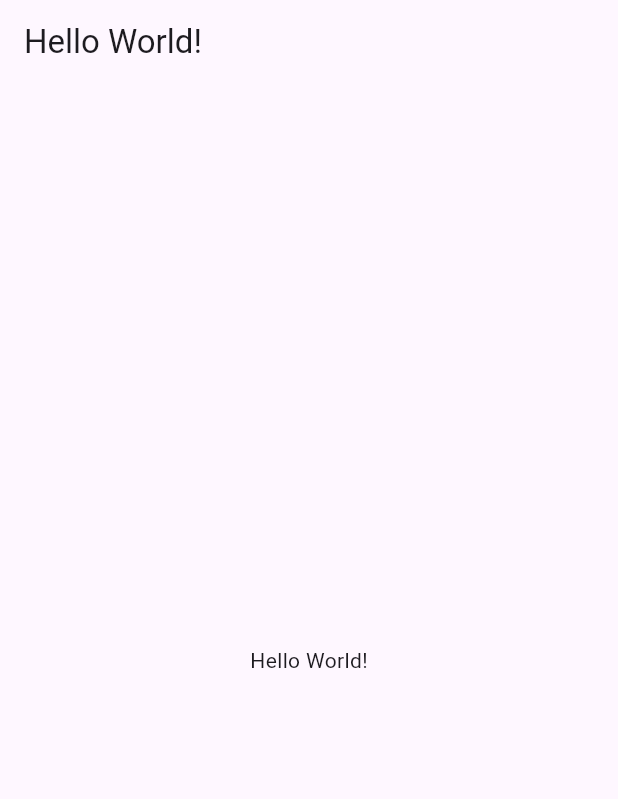
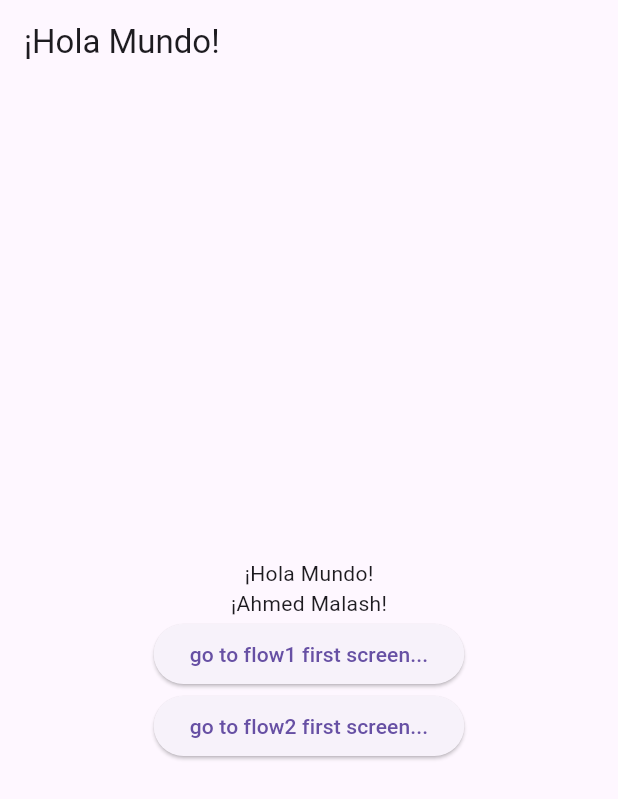
Before and after one commit to Malash99/KB_LABS_DEMO, a Flutter app: the screen it shows after launch, on a phone screen of 412 x 824 dp. Shown: the top 799 px of the screen. Run offline on Flutter 3.47's test engine with Material 3 defaults, Android fonts, the light colour scheme and no system bars; our stand-ins replace go_router.

Commit message:
added GoRouter And file Hierarchy

```diff
--- a/lib/home_page.dart
+++ b/lib/home_page.dart
@@ -1,5 +1,7 @@
 import 'package:flutter/material.dart';
+import 'package:go_router/go_router.dart';
 import 'package:kb_demo_startup/generated/app_localizations.dart';
+import 'package:kb_demo_startup/routes/route_names.dart';
 
 class MyHomePage extends StatelessWidget {
   const MyHomePage({Key? key}) : super(key: key);
@@ -10,15 +12,25 @@ class MyHomePage extends StatelessWidget {
     final localizations = AppLocalizations.of(context)!;
 
     return Scaffold(
-      appBar: AppBar(
-        title: Text(localizations.helloWorld),
-      ),
+      appBar: AppBar(title: Text(localizations.helloWorld)),
       body: Center(
         child: Column(
           mainAxisAlignment: MainAxisAlignment.center,
           children: [
             Text(localizations.helloWorld),
-
+            Text(localizations.name),
+            ElevatedButton(
+              onPressed: () {
+                context.pushNamed(RouteNames.flow1_screen1Name);
+              },
+              child: Text("go to flow1 first screen..."),
+            ),
+            ElevatedButton(
+              onPressed: () {
+                context.pushNamed(RouteNames.flow2_screen1Name);
+              },
+              child: Text("go to flow2 first screen..."),
+            ),
           ],
         ),
       ),
--- a/lib/l10n/app_en.arb
+++ b/lib/l10n/app_en.arb
@@ -1,6 +1,8 @@
 {
   "helloWorld": "Hello World!",
-  "@helloWorld": {
-    "description": "The conventional greeting"
-  }
+  "name": "Ahmed Malash!",
+  "f1s1": "you are in flow 1 first screen",
+  "f1s2": "you are in flow 1 second screen",
+  "f2s1": "you are in flow 2 first screen",
+  "f2s2": "you are in flow 2 second screen"
 }
--- /dev/null
+++ b/lib/l10n/app_es.arb
@@ -0,0 +1,8 @@
+{
+  "helloWorld": "¡Hola Mundo!",
+  "name": "¡Ahmed Malash!",
+  "f1s1": "Estás en la primera pantalla del flujo 1",
+  "f1s2": "Estás en la segunda pantalla del flujo 1",
+  "f2s1": "Estás en la primera pantalla del flujo 2",
+  "f2s2": "Estás en la segunda pantalla del flujo 2"
+}
--- a/lib/main.dart
+++ b/lib/main.dart
@@ -1,8 +1,7 @@
 import 'package:flutter/material.dart';
 import 'package:flutter_localizations/flutter_localizations.dart';
-
 import 'package:kb_demo_startup/generated/app_localizations.dart';
-import 'package:kb_demo_startup/home_page.dart';
+import 'package:kb_demo_startup/routes/route_generator.dart';
 
 void main() {
   runApp(const MyApp());
@@ -13,7 +12,9 @@ class MyApp extends StatelessWidget {
 
   @override
   Widget build(BuildContext context) {
-    return MaterialApp(
+    final router = AppRouter.returnRouter(false);
+
+    return MaterialApp.router(  // Changed to MaterialApp.router
       title: 'Flutter Demo',
       // Localization delegates
       localizationsDelegates: const [
@@ -29,11 +30,12 @@ class MyApp extends StatelessWidget {
         // Add other locales as needed
       ],
       // Use device locale
-      locale: null,
+      locale: const Locale('es'),
       theme: ThemeData(
         primarySwatch: Colors.blue,
       ),
-      home: const MyHomePage(),
+      // Replace home with routerConfig
+      routerConfig: router,  // Use the router here
     );
   }
 }
--- /dev/null
+++ b/lib/routes/route_generator.dart
@@ -0,0 +1,63 @@
+import 'package:go_router/go_router.dart';
+import 'package:kb_demo_startup/error_screen/error_screen.dart';
+import 'package:kb_demo_startup/flow_1/flow1_screen1.dart';
+import 'package:kb_demo_startup/flow_1/flow1_screen2.dart';
+import 'package:kb_demo_startup/flow_2/flow2_screen1.dart';
+import 'package:kb_demo_startup/flow_2/flow2_screen2.dart';
+import 'package:kb_demo_startup/home_page.dart';
+import 'package:kb_demo_startup/routes/route_names.dart';
+import 'package:kb_demo_startup/routes/route_paths.dart';
+import 'package:kb_demo_startup/splash_screen.dart/splash_screen.dart';
+
+class AppRouter {
+  static GoRouter returnRouter(bool isAuth) {
+    return GoRouter(
+      initialLocation: RoutePaths.splashPath,
+      routes: [
+        GoRoute(
+          name: RouteNames.homeRouteName,
+          path: RoutePaths.homePath,
+          builder: (context, state) => const MyHomePage(),
+        ),
+        GoRoute(
+          name: RouteNames.splashRouteName,
+          path: RoutePaths.splashPath,
+          builder: (context, state) => const SplashScreen(),
+        ),
+        GoRoute(
+          name: RouteNames.flow1_screen1Name,
+          path: RoutePaths.flow1_screen1Path,
+          builder: (context, state) => const Flow1Screen1(),
+          routes: [
+            GoRoute(
+              name: RouteNames.flow1_screen2Name,
+              path: RoutePaths.flow1_screen2Path,
+              builder: (context, state) => const Flow1Screen2(),
+            ),
+          ],
+        ),
+
+        GoRoute(
+          name: RouteNames.flow2_screen1Name,
+          path: RoutePaths.flow2_screen1Path,
+          builder: (context, state) => const Flow2Screen1(),
+          routes: [
+            GoRoute(
+              name: RouteNames.flow2_screen2Name,
+              path: RoutePaths.flow2_screen2Path,
+              builder: (context, state) => const Flow2Screen2(),
+            ),
+          ],
+        ),
+      ],
+      redirect: (context, state) async {
+        if (state.uri.path == RoutePaths.splashPath) {
+          await Future.delayed(const Duration(seconds: 0));
+          return RoutePaths.homePath; // Always go to home after splash
+        }
+        return null;
+      },
+      errorBuilder: (context, state) => const Errorpage(),
+    );
+  }
+}
--- /dev/null
+++ b/lib/routes/route_names.dart
@@ -0,0 +1,10 @@
+class RouteNames{
+
+  static const String homeRouteName = 'home';
+  static const String flow1_screen1Name = 'flow1_screen1';
+  static const String flow1_screen2Name = 'flow1_screen2';
+  static const String flow2_screen1Name = 'flow2_screen1';
+  static const String flow2_screen2Name = 'flow2_screen2';
+  static const String splashRouteName = 'splash_screen';
+
+}
--- /dev/null
+++ b/lib/routes/route_params.dart
@@ -0,0 +1 @@
+class RouteParams {}
--- /dev/null
+++ b/lib/routes/route_paths.dart
@@ -0,0 +1,12 @@
+class RoutePaths {
+  static const String homePath = "/";
+  static const String splashPath = '/SplashScreen';
+
+  // Parent routes
+  static const String flow1_screen1Path = "/flow1_screen1";
+  static const String flow2_screen1Path = "/flow2_screen1";
+
+  // Child routes (no leading slash)
+  static const String flow1_screen2Path = "flow1_screen2"; // Remove leading slash
+  static const String flow2_screen2Path = "flow2_screen2"; // Remove leading slash
+}
--- a/pubspec.yaml
+++ b/pubspec.yaml
@@ -33,6 +33,7 @@ dependencies:
   flutter_localizations:
     sdk: flutter
   intl: ^0.19.0
+  go_router: ^12.1.1
   # The following adds the Cupertino Icons font to your application.
   # Use with the CupertinoIcons class for iOS style icons.
   cupertino_icons: ^1.0.8
```
Also changed, not shown: lib/error_screen/error_screen.dart (added, +15 -0 lines), lib/flow_1/flow1_screen1.dart (added, +31 -0 lines), lib/flow_1/flow1_screen2.dart (added, +28 -0 lines), lib/flow_2/flow2_screen1.dart (added, +30 -0 lines), lib/flow_2/flow2_screen2.dart (added, +21 -0 lines), lib/splash_screen.dart/splash_screen.dart (added, +13 -0 lines), lib/generated/app_localizations.dart, lib/generated/app_localizations_en.dart, lib/generated/app_localizations_es.dart (added), pubspec.lock.
